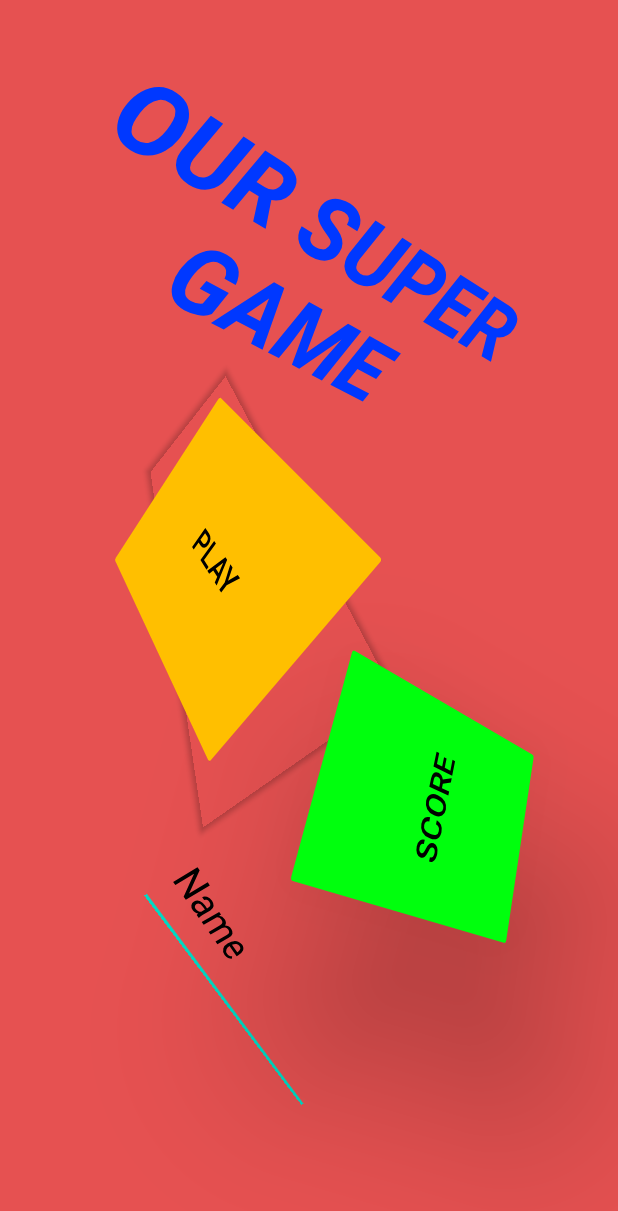
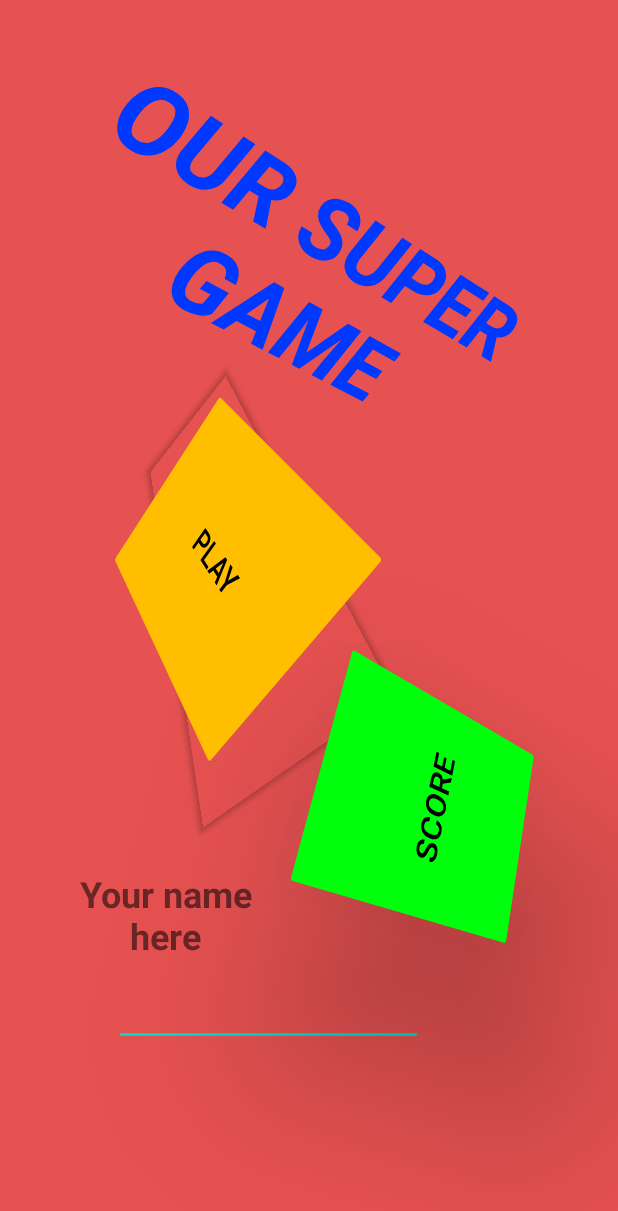
Before and after one commit to brs2287a/ChallengeMOBE2, an Android app: the screen it shows after launch (Accueil), on a phone screen of 412 x 824 dp. Shown: the top 1211 px of the screen. Run offline under Robolectric (Android 15) with nearby library versions, the phone set to English and light mode, and no system bars.

Commit message:
Retrieved player name now functionnal

```diff
--- a/app/src/main/java/com/m2dl/ballgame/MainActivity.java
+++ b/app/src/main/java/com/m2dl/ballgame/MainActivity.java
@@ -17,12 +17,12 @@ import android.widget.Button;
 import android.widget.TextView;
 
 public class MainActivity extends Activity implements View.OnTouchListener, SensorEventListener, View.OnClickListener {
+
     private GameView gameView;
     static TextView tv;
     static TextView tvScore;
     static Button replayButton;
 
-    public static SharedPreferences sharedPreferences;
     public SharedPreferences.Editor editor;
 
     private SensorManager sensorManager = null;
@@ -30,7 +30,6 @@ public class MainActivity extends Activity implements View.OnTouchListener, Sens
 
     private int background_color = Color.WHITE;
     private int ball_color = Color.BLACK;
-
 
     @Override
     protected void onCreate(Bundle savedInstanceState) {
@@ -41,8 +40,7 @@ public class MainActivity extends Activity implements View.OnTouchListener, Sens
 
         sensorManager = (SensorManager) getSystemService(SENSOR_SERVICE);
         light = sensorManager.getDefaultSensor(Sensor.TYPE_LIGHT);
-        sharedPreferences = this.getPreferences(Context.MODE_PRIVATE);
-        editor = sharedPreferences.edit();
+        editor = Accueil.sharedPreferences.edit();
         editor.putInt("BackgroundColor", background_color);
         editor.putInt("BallColor", ball_color);
         editor.apply();
--- a/app/src/main/res/layout/activity_accueil.xml
+++ b/app/src/main/res/layout/activity_accueil.xml
@@ -94,10 +94,9 @@
             android:layout_marginStart="76dp"
             android:ems="10"
             android:inputType="textPersonName"
-            android:rotation="60"
-            android:rotationX="-31"
-            android:rotationY="5"
-            android:text="Name"
+            android:rotation="0"
+            android:rotationX="2"
+            android:rotationY="0"
             android:textColor="#000000"
             android:textSize="24sp"
             android:visibility="visible"
@@ -108,5 +107,21 @@
             app:layout_constraintTop_toTopOf="parent"
             app:layout_constraintVertical_bias="0.832"
             tools:visibility="visible" />
+
+        <TextView
+            android:id="@+id/label_player_name"
+            android:layout_width="130dp"
+            android:layout_height="83dp"
+            android:labelFor="@id/player_name"
+            android:text="Your name here"
+            android:textAlignment="center"
+            android:textSize="24sp"
+            android:textStyle="bold"
+            app:layout_constraintBottom_toBottomOf="parent"
+            app:layout_constraintEnd_toEndOf="parent"
+            app:layout_constraintHorizontal_bias="0.161"
+            app:layout_constraintStart_toStartOf="parent"
+            app:layout_constraintTop_toTopOf="parent"
+            app:layout_constraintVertical_bias="0.782" />
     </androidx.constraintlayout.widget.ConstraintLayout>
 </androidx.constraintlayout.widget.ConstraintLayout>
```
Also changed, not shown: app/src/main/java/com/m2dl/ballgame/Accueil.java (+11 -4 lines), app/src/main/java/com/m2dl/ballgame/GameView.java (+8 -6 lines).
